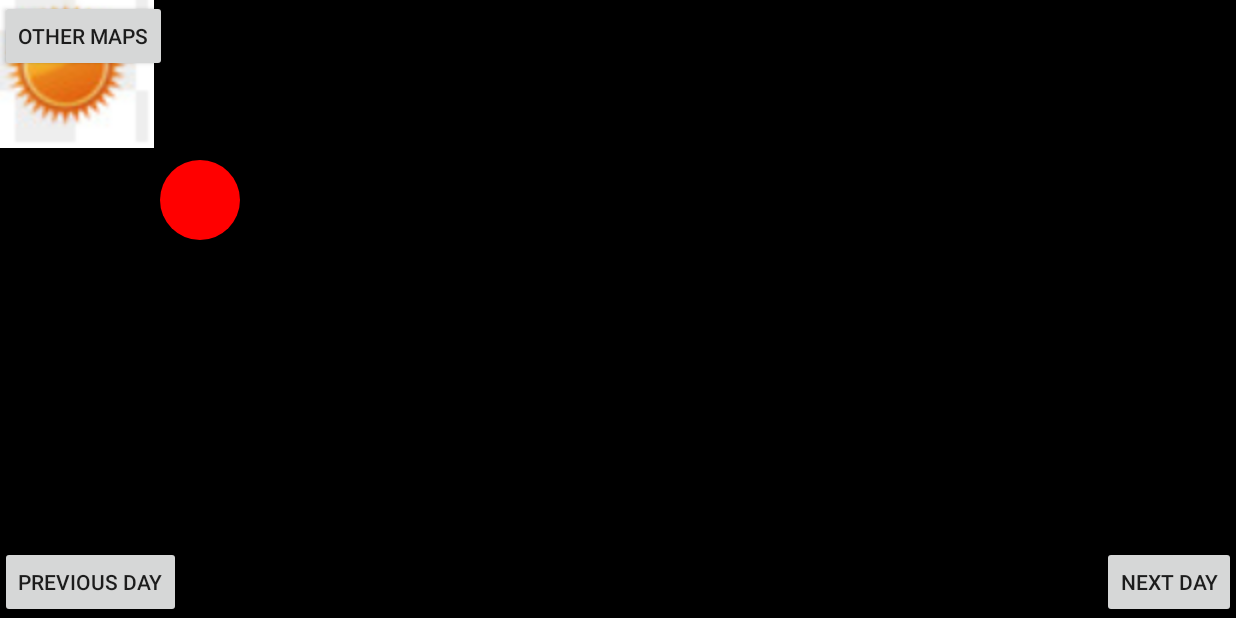
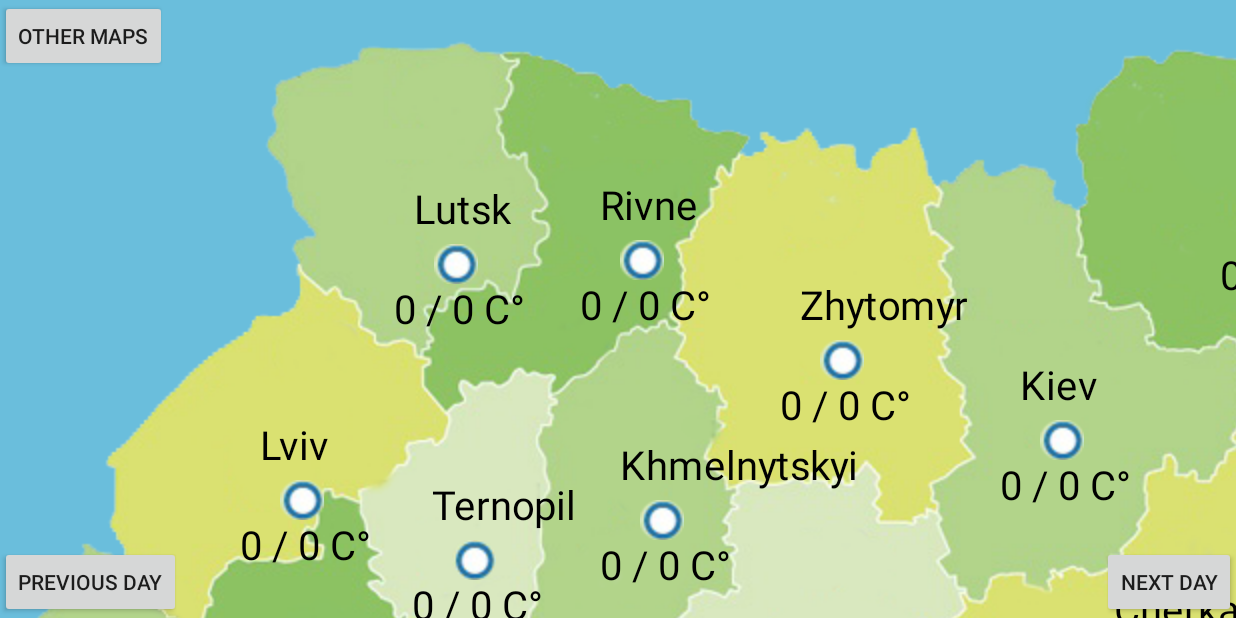
Before and after one commit to maksimilianius1989/weather_on_map, an Android app: the screen it shows after launch (MainActivity), on a phone screen of 824 x 412 dp (held sideways). Run offline under Robolectric (Android 15) with nearby library versions, the phone set to English and light mode, and no system bars; 3 statements that could not run were skipped.

Commit message:
Show temperatures

```diff
--- /dev/null
+++ b/app/src/main/java/com/vimax/weatheronmap/City.java
@@ -0,0 +1,43 @@
+package com.vimax.weatheronmap;
+
+public class City {
+    public String name;
+    private int x;
+    private int y;
+    private int dayTemp;
+    private int nightTemp;
+
+    public City(String name, int x, int y, int dayTemp, int nightTemp) {
+        this.name = name;
+        this.x = x;
+        this.y = y;
+        this.dayTemp = dayTemp;
+        this.nightTemp = nightTemp;
+    }
+
+    public int getX() {
+        return x;
+    }
+
+    public int getY() {
+        return y;
+    }
+
+    public int getDayTemp() {
+        return dayTemp;
+    }
+
+    public int getNightTemp() {
+        return nightTemp;
+    }
+
+    public String getName() { return name; }
+
+    public void setDayTemp (float dayTemp) {
+        this.dayTemp = Math.round(dayTemp);
+    }
+
+    public void setNightTemp (float nightTemp) {
+        this.nightTemp = Math.round(nightTemp);
+    }
+}
--- a/app/src/main/java/com/vimax/weatheronmap/Map.java
+++ b/app/src/main/java/com/vimax/weatheronmap/Map.java
@@ -6,41 +6,294 @@
 import android.graphics.Canvas;
 import android.graphics.Color;
 import android.graphics.Paint;
+import android.os.AsyncTask;
 import android.util.AttributeSet;
 import android.util.Log;
+import android.view.MotionEvent;
 import android.view.View;
+import android.widget.ImageView;
+
+import org.json.JSONArray;
+import org.json.JSONException;
+import org.json.JSONObject;
+
+import java.io.BufferedReader;
+import java.io.IOException;
+import java.io.InputStreamReader;
+import java.net.HttpURLConnection;
+import java.net.URL;
+import java.net.URLEncoder;
+import java.util.ArrayList;
 
 public class Map extends View {
-    Paint mPaint;
-    Bitmap map;
+    public static final String TAG = "mytag";
+    public ImageView imageView;
 
-    public Map(Context context, AttributeSet attrs, int defStyle) {
-        super(context, attrs, defStyle);
-    }
+    Bitmap cityMap;
+    Bitmap cityPoint;
+
+    public ArrayList<City> mCities;
+
+    int resBeginMapX = 0;
+    int resBeginMapY = 0;
+
+    int x = 0;
+    int y = 0;
+    int startTouchX = 0;
+    int startTouchY = 0;
+    int touchEndX = 0;
+    int touchEndY = 0;
+    int touchResoultX = 0;
+    int touchResoultY = 0;
+
+    int bmpWidth = 0;
+    int bmpHeight = 0;
+    int bmpEndX = 0;
+    int bmpEndY = 0;
+
+
+    Paint fontPaint;
+    String text2 = "Test width text";
+    int fontSize = 20;
+    float[] widths;
+    float width2;
+
+    String apiKey = "";
+    String webServiceUrl = "";
 
     public Map(Context context, AttributeSet attrs) {
         super(context, attrs);
-        mPaint = new Paint();
 
-        map = BitmapFactory.decodeResource(context.getResources(), R.drawable.sun);
+        BitmapFactory.Options options = new BitmapFactory.Options();
+        options.inScaled = false;
 
-        Log.v("RES", "TESTT");
+        cityMap = BitmapFactory.decodeResource(context.getResources(), R.drawable.map_ua, options);
+        cityPoint = BitmapFactory.decodeResource(context.getResources(), R.drawable.city_point, options);
+
+        apiKey = context.getResources().getString(R.string.api_key);
+        webServiceUrl = context.getResources().getString(R.string.web_service_url);
+
+        mCities = new ArrayList<>();
+        mCities.add(new City("Vinnytsia", 425, 345, 0, 0));
+        mCities.add(new City("Lutsk", 217, 122,  0,  0));
+        mCities.add(new City("Dnipro", 800, 370,  0,  0));
+        mCities.add(new City("Donetsk", 980, 400,  0,  0));
+        mCities.add(new City("Zhytomyr", 410, 170,  0,  0));
+        mCities.add(new City("Ivano-Frankivsk", 170, 350, 0, 0));
+        mCities.add(new City("Kiev", 520, 210, 0, 0));
+        mCities.add(new City("Kropyvnytskyi", 656, 390, 0, 0));
+        mCities.add(new City("Lviv", 140, 240, 0, 0));
+        mCities.add(new City("Bilhorod-Dnistrovskyi", 500, 580, 0, 0)); // не работает Одесса
+        mCities.add(new City("Poltava", 730, 260, 0,  0));
+        mCities.add(new City("Rivne", 310, 120, 0, 0));
+        mCities.add(new City("Sumy", 745, 150, 0, 0));
+        mCities.add(new City("Ternopil", 226, 270, 0, 0));
+        mCities.add(new City("Kharkiv", 900, 260, 0, 0));
+        mCities.add(new City("Kherson", 735, 545, 0, 0));
+        mCities.add(new City("Khmelnytskyi", 320, 250, 0, 0));
+        mCities.add(new City("Cherkasy", 567, 322, 0, 0));
+        mCities.add(new City("Chernihiv", 630, 105, 0, 0));
+        mCities.add(new City("Chernivtsi", 226, 382, 0, 0));
+        mCities.add(new City("Uzhhorod", 95, 356, 0, 0));
+        mCities.add(new City("Zaporizhzhia", 860, 500, 0, 0));
+        mCities.add(new City("Luhansk", 1050, 305, 0, 0));
+        mCities.add(new City("Mykolaiv", 635, 485,  0, 0));
+        mCities.add(new City("Simferopol", 750, 670,  0, 0));
+
+
+        fontPaint = new Paint(Paint.ANTI_ALIAS_FLAG);
+        fontPaint.setTextSize(fontSize);
+        fontPaint.setStyle(Paint.Style.STROKE);
+
+        // ширина текста
+        width2 = fontPaint.measureText(text2);
+
+        // посимвольная ширина
+        widths = new float[text2.length()];
+        fontPaint.getTextWidths(text2, widths);
+
+        /* ************** запрос к погоде *************** */
+        for (City city : mCities) {
+            URL url = createURL(city.getName());
+            GetWeatherTask getWeatherTask = new GetWeatherTask();
+            getWeatherTask.execute(url);
+        }
     }
 
-    public Map(Context context) {
-        super(context);
+    private URL createURL(String city) {
+        String apiKey = this.apiKey;
+        String baseUrl = this.webServiceUrl;
+
+        try {
+            // create URL for specified city and imperial units (Fahrenheit)
+            String urlString = baseUrl + URLEncoder.encode(city, "UTF-8") +
+                    "&units=metric&lang=ua&APPID=" + apiKey;
+            Log.d(TAG, urlString);
+            return new URL(urlString);
+        }
+        catch (Exception e) {
+            e.printStackTrace();
+        }
+
+        return null; // URL was malformed
     }
 
-    public void onDraw(Canvas canvas) {
+
+    public boolean onTouchEvent(MotionEvent event)
+    {
+        switch(event.getAction())
+        {
+            case MotionEvent.ACTION_DOWN:
+                startTouchX = (int) event.getX();
+                startTouchY = (int) event.getY();
+                bmpWidth = cityMap.getWidth();
+                bmpHeight = cityMap.getHeight();
+                bmpEndX = x + bmpWidth;
+                bmpEndY = y + bmpHeight;
+
+                /* ************** запрос к погоде *************** */
+                URL url = createURL("Kiev");
+                GetWeatherTask getWeatherTask = new GetWeatherTask();
+                getWeatherTask.execute(url);
+
+                break;
+            case MotionEvent.ACTION_MOVE:
+                touchEndX =(int)event.getX();
+                touchEndY =(int)event.getY();
+
+                if (touchEndX != startTouchX || touchEndY != startTouchY) {
+                    touchResoultX = touchEndX - startTouchX;
+                    touchResoultY = touchEndY - startTouchY;
+
+                    resBeginMapX = x + touchResoultX;
+                    resBeginMapY = y + touchResoultY;
+
+                    if (resBeginMapX > 0) {// если карта начинается вылазит слева направо
+                        x = 0;
+                    } else {
+                        x += touchResoultX;
+                    }
+
+                    if (resBeginMapY > 0) { // если катра вылазит сверху в низ
+                        y = 0;
+                    } else {
+                        y += touchResoultY;
+                    }
+
+                    startTouchX = touchEndX;
+                    startTouchY = touchEndY;
+
+                    invalidate();
+                }
+
+                break;
+            case MotionEvent.ACTION_UP:
+                Log.v("ssss", "x " + (startTouchX + Math.abs(resBeginMapX)) + " - y " + (startTouchY + Math.abs(resBeginMapY)));
+                Log.v("ssss", "bmpWidth " + bmpWidth + " - bmpHeight " + bmpHeight);
+                break;
+        }
+
+        return true;
+    }
+
+    @Override
+    public void onDraw(Canvas canvas)
+    {
         Paint paint = new Paint();
         paint.setStyle(Paint.Style.FILL);
         paint.setColor(Color.BLACK);
         canvas.scale(2, 2);
 
-        mPaint.setColor(Color.RED);
-        canvas.drawCircle(100, 100, 20, mPaint);
-        canvas.drawLine(2000, 2000, 5000, 5000, mPaint);
+        canvas.drawBitmap(cityMap, x, y, paint);
 
-        canvas.drawBitmap(map, 0, 0, paint);
+        for (City city : this.mCities) {
+            canvas.drawBitmap(cityPoint, x + city.getX(), y + city.getY(), paint);
+            canvas.drawText(String.valueOf(
+                    city.getName()),
+                    x + city.getX() - 10,
+                    y + city.getY() - 10,
+                    fontPaint
+            );
+            canvas.drawText(
+                    String.valueOf(city.getDayTemp()) + " / " + String.valueOf(city.getNightTemp()) + " C°",
+                    x + city.getX() - 20,
+                    y + city.getY() + 40,
+                    fontPaint
+            );
+        }
+    }
+
+    private class GetWeatherTask
+            extends AsyncTask<URL, Void, JSONObject> {
+
+        @Override
+        protected JSONObject doInBackground(URL... params) {
+            HttpURLConnection connection = null;
+
+            try {
+                connection = (HttpURLConnection) params[0].openConnection();
+                int response = connection.getResponseCode();
+
+                if (response == HttpURLConnection.HTTP_OK) {
+                    StringBuilder builder = new StringBuilder();
+
+                    try (BufferedReader reader = new BufferedReader(
+                            new InputStreamReader(connection.getInputStream()))) {
+
+                        String line;
+
+                        while ((line = reader.readLine()) != null) {
+                            builder.append(line);
+                        }
+                    }
+                    catch (IOException e) {
+                        e.printStackTrace();
+                    }
+
+                    return new JSONObject(builder.toString());
+                }
+                else {
+                    Log.v(TAG, "My error");
+                }
+            }
+            catch (Exception e) {
+                e.printStackTrace();
+            }
+            finally {
+                connection.disconnect(); // close the HttpURLConnection
+            }
+
+            return null;
+        }
+
+        // process JSON response and update ListView
+        @Override
+        protected void onPostExecute(JSONObject weather) {
+            convertJSONtoArrayList(weather); // repopulate weatherList
+        }
+    }
+
+    private void convertJSONtoArrayList(JSONObject forecast) {
+        try {
+            JSONObject JSONCityObj = forecast.getJSONObject("city");
+
+            JSONArray list = forecast.getJSONArray("list");
+            for (int i = 0; i < list.length(); i++) {
+                JSONObject day = list.getJSONObject(i);
+                JSONObject main = day.getJSONObject("main");
+                for (City city : mCities) {
+                    if (city.getName().equals(JSONCityObj.getString("name"))) {
+                        city.setDayTemp((float) main.getDouble("temp_max"));
+                        city.setNightTemp((float) main.getDouble("temp_min"));
+                        break;
+                    }
+                }
+                break;
+            }
+            invalidate();
+        }
+        catch (JSONException exception) {
+            exception.printStackTrace();
+        }
     }
 }
--- a/app/src/main/res/values/colors.xml
+++ b/app/src/main/res/values/colors.xml
@@ -3,5 +3,5 @@
     <color name="colorPrimary">#008577</color>
     <color name="colorPrimaryDark">#00574B</color>
     <color name="colorAccent">#D81B60</color>
-    <color name="colorBlack">#000000</color>
+    <color name="colorBlack">#d44db3d6</color>
 </resources>
```
